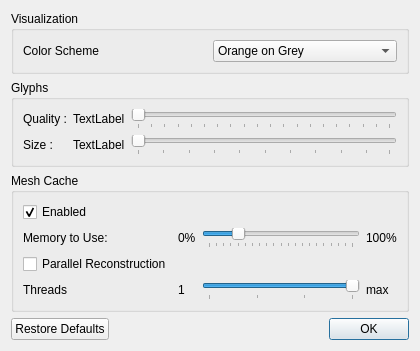
SCIInstitute/ShapeWorks, file code/ShapeWorksView2/PreferencesWindow.ui: the form before one commit.
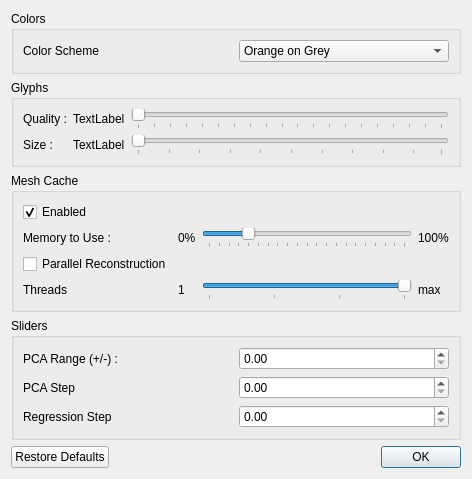
The form after the commit.

```diff
--- a/code/ShapeWorksView2/PreferencesWindow.ui
+++ b/code/ShapeWorksView2/PreferencesWindow.ui
@@ -6,8 +6,8 @@
    <rect>
     <x>0</x>
     <y>0</y>
-    <width>420</width>
-    <height>340</height>
+    <width>472</width>
+    <height>453</height>
    </rect>
   </property>
   <property name="windowTitle">
@@ -17,7 +17,7 @@
    <item>
     <widget class="QGroupBox" name="groupBox_2">
      <property name="title">
-      <string>Visualization</string>
+      <string>Colors</string>
      </property>
      <layout class="QHBoxLayout" name="horizontalLayout">
       <item>
@@ -201,7 +201,7 @@
         <item row="1" column="0">
          <widget class="QLabel" name="label">
           <property name="text">
-           <string>Memory to Use:</string>
+           <string>Memory to Use :</string>
           </property>
          </widget>
         </item>
@@ -279,6 +279,49 @@
      </layout>
     </widget>
    </item>
+   <item>
+    <widget class="QGroupBox" name="groupBox_4">
+     <property name="title">
+      <string>Sliders</string>
+     </property>
+     <layout class="QVBoxLayout" name="verticalLayout_3">
+      <item>
+       <layout class="QGridLayout" name="gridLayout_3">
+        <item row="0" column="0">
+         <widget class="QLabel" name="label_6">
+          <property name="text">
+           <string>PCA Range (+/-) : </string>
+          </property>
+         </widget>
+        </item>
+        <item row="0" column="1">
+         <widget class="QDoubleSpinBox" name="doubleSpinBox"/>
+        </item>
+        <item row="1" column="0">
+         <widget class="QLabel" name="label_8">
+          <property name="text">
+           <string>PCA Step</string>
+          </property>
+         </widget>
+        </item>
+        <item row="1" column="1">
+         <widget class="QDoubleSpinBox" name="doubleSpinBox_2"/>
+        </item>
+        <item row="2" column="0">
+         <widget class="QLabel" name="label_11">
+          <property name="text">
+           <string>Regression Step</string>
+          </property>
+         </widget>
+        </item>
+        <item row="2" column="1">
+         <widget class="QDoubleSpinBox" name="doubleSpinBox_3"/>
+        </item>
+       </layout>
+      </item>
+     </layout>
+    </widget>
+   </item>
    <item>
     <spacer name="verticalSpacer">
      <property name="orientation">
```
